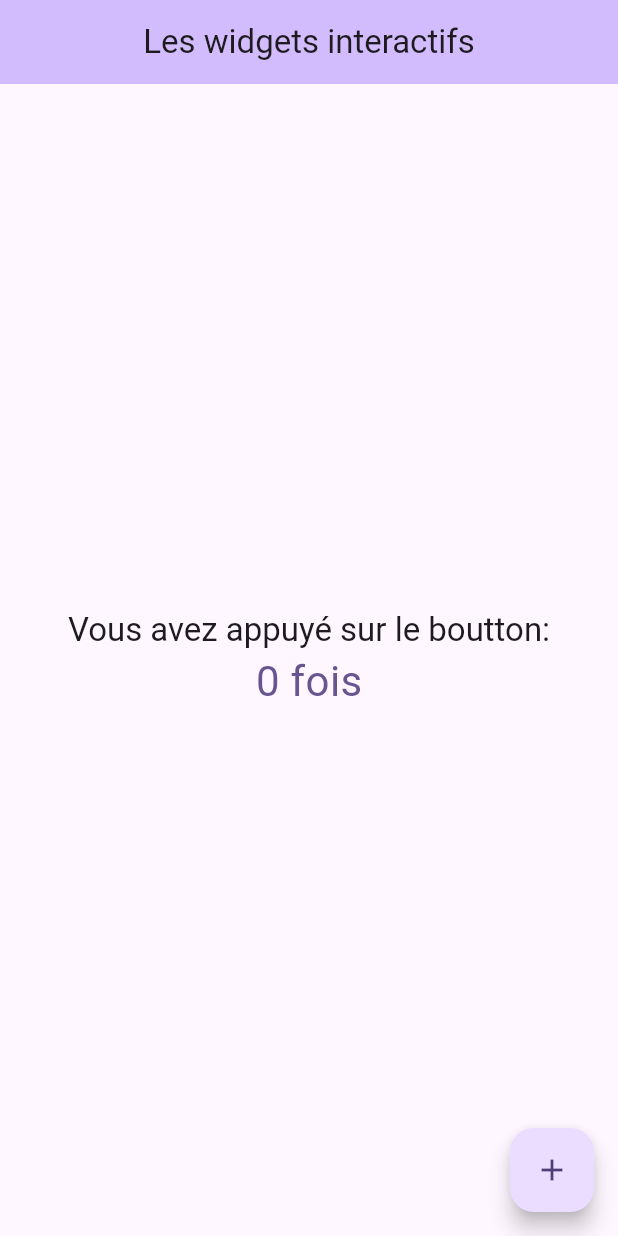
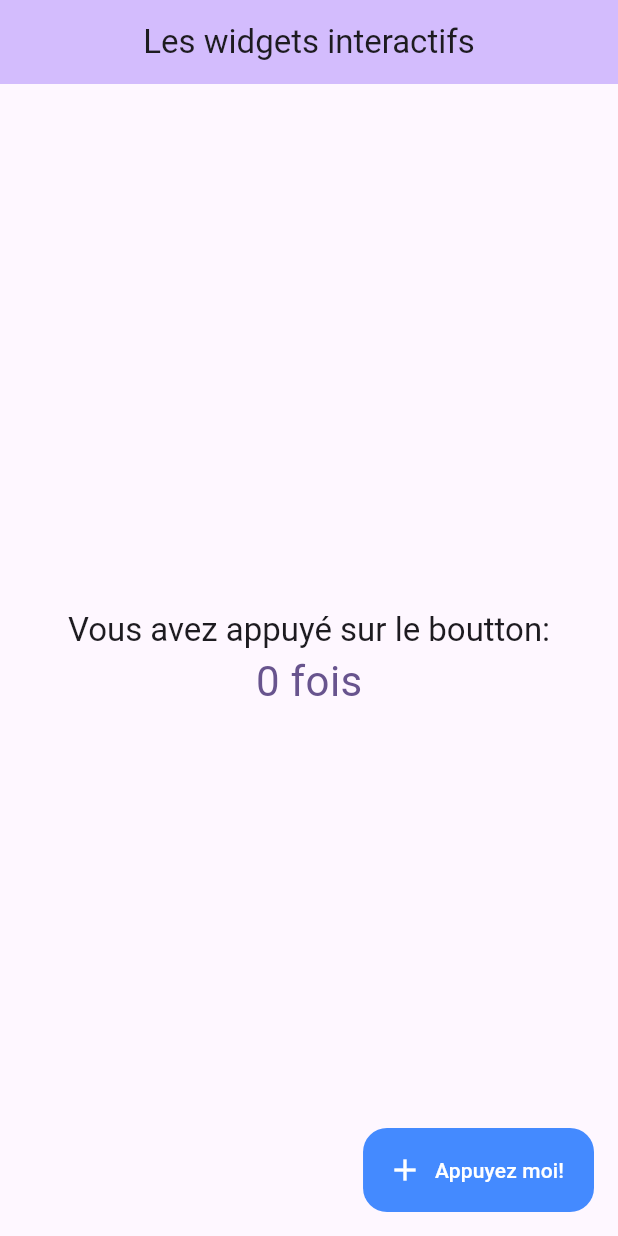
Before and after one commit to Felicitydev/flutter, a Flutter app: the screen it shows after launch, on a phone screen of 412 x 824 dp. Run offline on Flutter 3.47's test engine with Material 3 defaults, Android fonts, the light colour scheme and no system bars; our stand-ins replace sembast, shared_preferences; missing offline and left inert: encrypt.

Commit message:
[IMP] extended floating action button

```diff
--- a/interactives_widgets/lib/home_page.dart
+++ b/interactives_widgets/lib/home_page.dart
@@ -47,10 +47,14 @@ class _HomePageState extends State<HomePage>{
           ],
         ),
       ),
-      floatingActionButton: FloatingActionButton(
+      floatingActionButton: FloatingActionButton.extended(
           onPressed: _onButtonPressed,
           tooltip: "Incrémentez le compteur",
-          child: const Icon(Icons.add),
+          label: const Text("Appuyez moi!"),
+          icon: const Icon(Icons.add),
+        backgroundColor: Colors.blueAccent,
+        foregroundColor: Colors.white,
+        elevation: 0,
       ),
     );
   }
```
